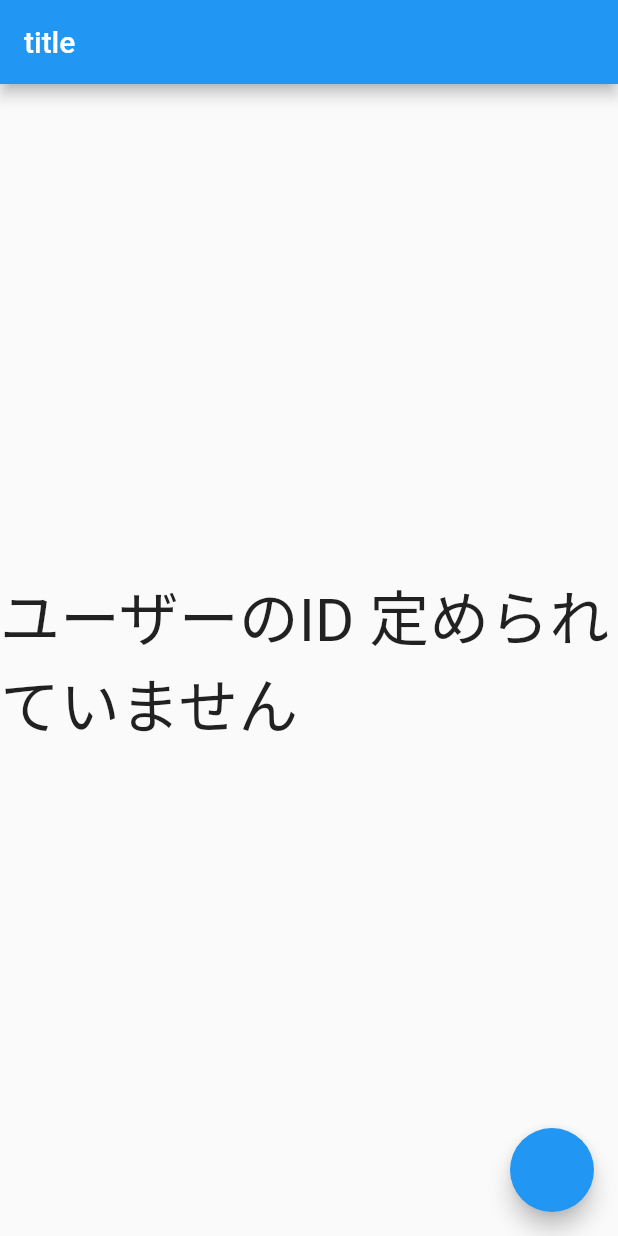
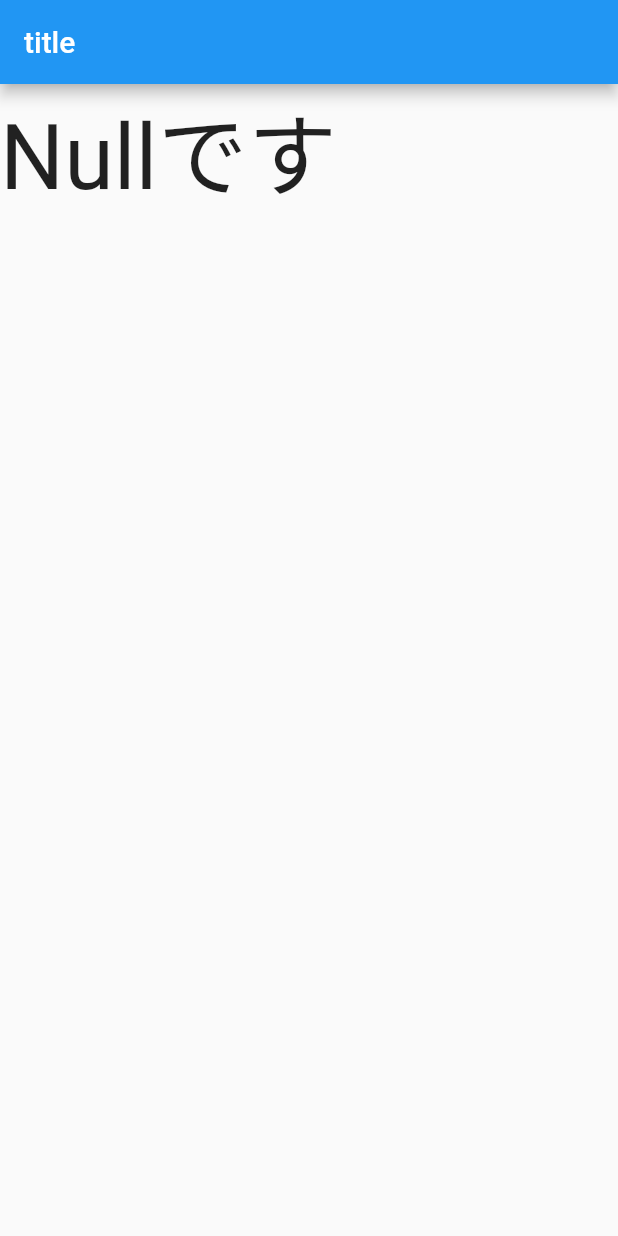
Before and after one commit to Nekoyama141592/text_sns, a Flutter app: the screen it shows after launch, on a phone screen of 412 x 824 dp. Run offline on Flutter 3.47's test engine with Material 2 defaults, Android fonts, the light colour scheme and no system bars; our stand-ins replace cloud_firestore, firebase_auth, firebase_core, fluttertoast, freezed_annotation, get; accounts and stored records are empty; generated files the repository leaves out were written again.

Commit message:
AuthControllerを作成しよう

```diff
--- a/lib/app.dart
+++ b/lib/app.dart
@@ -1,4 +1,3 @@
-import 'package:flutter/foundation.dart';
 import 'package:flutter/material.dart';
 import 'package:get/get.dart';
 import 'flavors.dart';
@@ -14,30 +13,8 @@ class App extends StatelessWidget {
       theme: ThemeData(
         primarySwatch: Colors.blue,
       ),
-      home: _flavorBanner(
-        child: const MyHomePage(),
-        show: kDebugMode,
-      ),
+      debugShowCheckedModeBanner: false,
+      home: const MyHomePage(),
     );
   }
-
-  Widget _flavorBanner({
-    required Widget child,
-    bool show = true,
-  }) =>
-      show
-          ? Banner(
-              location: BannerLocation.topStart,
-              message: F.name,
-              color: Colors.green.withOpacity(0.6),
-              textStyle: const TextStyle(
-                  fontWeight: FontWeight.w700,
-                  fontSize: 12.0,
-                  letterSpacing: 1.0),
-              textDirection: TextDirection.ltr,
-              child: child,
-            )
-          : Container(
-              child: child,
-            );
 }
--- /dev/null
+++ b/lib/controllers/auth_controller.dart
@@ -0,0 +1,6 @@
+import 'package:firebase_auth/firebase_auth.dart';
+import 'package:get/get.dart';
+
+class AuthController extends GetxController {
+  final rxAuthUser = Rx<User?>(null);
+}
--- a/lib/pages/my_home_page.dart
+++ b/lib/pages/my_home_page.dart
@@ -1,5 +1,6 @@
 import 'package:flutter/material.dart';
 import 'package:get/get.dart';
+import 'package:text_sns/controllers/auth_controller.dart';
 import 'package:text_sns/controllers/my_home_page_controller.dart';
 
 import '../flavors.dart';
@@ -9,19 +10,26 @@ class MyHomePage extends StatelessWidget {
 
   @override
   Widget build(BuildContext context) {
-    final controller = Get.put(MyHomePageController());
+    Get.put(MyHomePageController());
+    final authController = Get.put(AuthController());
     return Scaffold(
       appBar: AppBar(
         title: Text(F.title),
       ),
-      floatingActionButton: FloatingActionButton(
-          onPressed: controller.onFloatingActionButtonPressed),
-      body: Center(child: Obx(() {
-        return Text(
-          'ユーザーのID ${controller.rxDoc.value?.id ?? "定められていません"}',
-          style: const TextStyle(fontSize: 40.0),
-        );
-      })),
+      body: Obx(() {
+        const style = TextStyle(fontSize: 60.0);
+        if (authController.rxAuthUser.value != null) {
+          return const Text(
+            "Nullではありません",
+            style: style,
+          );
+        } else {
+          return const Text(
+            "Nullです",
+            style: style,
+          );
+        }
+      }),
     );
   }
 }
```
